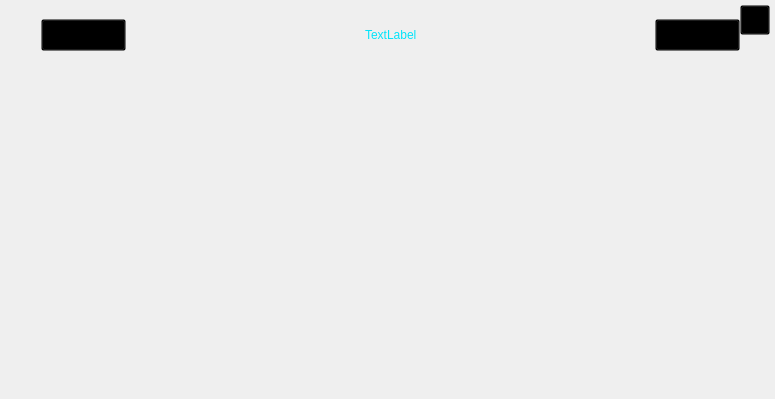
Qt form DisplayTool/QFixSecondPage.ui (mayunyong/ScreenShowTool) before a commit.
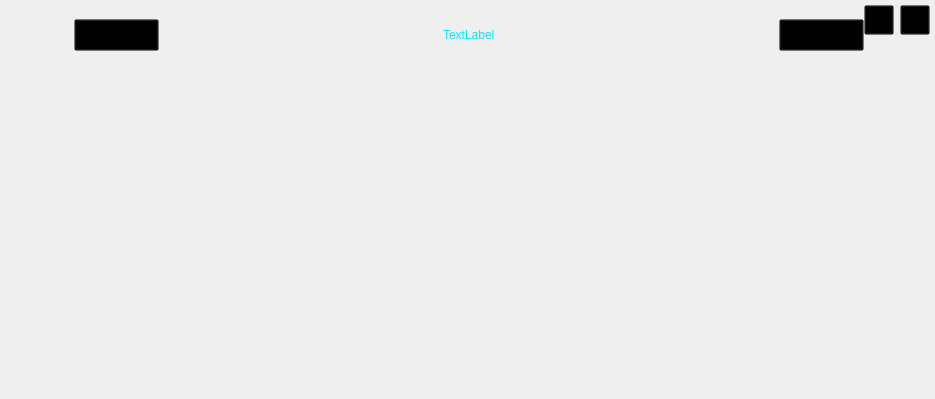
The same form after that commit. Icons and pictures are not drawn. Custom widgets are drawn as their Qt base class.

The edit to the form file:
```diff
--- a/DisplayTool/QFixSecondPage.ui
+++ b/DisplayTool/QFixSecondPage.ui
@@ -6,7 +6,7 @@
    <rect>
     <x>0</x>
     <y>0</y>
-    <width>775</width>
+    <width>935</width>
     <height>399</height>
    </rect>
   </property>
@@ -63,7 +63,7 @@
         </property>
         <property name="sizeHint" stdset="0">
          <size>
-          <width>30</width>
+          <width>63</width>
           <height>20</height>
          </size>
         </property>
@@ -185,14 +185,11 @@
     </widget>
    </item>
    <item row="0" column="1">
-    <layout class="QVBoxLayout" name="verticalLayout_2">
-     <property name="spacing">
-      <number>0</number>
-     </property>
+    <layout class="QGridLayout" name="gridLayout_2">
      <property name="leftMargin">
       <number>0</number>
      </property>
-     <item>
+     <item row="1" column="0">
       <widget class="QToolButton" name="toolButton_3">
        <property name="minimumSize">
         <size>
@@ -218,7 +215,7 @@
        </property>
       </widget>
      </item>
-     <item>
+     <item row="3" column="0">
       <spacer name="verticalSpacer_3">
        <property name="orientation">
         <enum>Qt::Vertical</enum>
@@ -234,7 +231,33 @@
        </property>
       </spacer>
      </item>
-     <item>
+     <item row="1" column="1">
+      <widget class="QToolButton" name="tBtn_Close">
+       <property name="minimumSize">
+        <size>
+         <width>30</width>
+         <height>30</height>
+        </size>
+       </property>
+       <property name="styleSheet">
+        <string notr="true">QToolButton
+{
+backGround:transparent;
+}
+QToolButton:hover
+{
+backGround:transparent;
+background-image: url(:/DisplayTool/24_c_z.png);
+	background-color: rgb(255, 85, 0);
+}
+</string>
+       </property>
+       <property name="text">
+        <string/>
+       </property>
+      </widget>
+     </item>
+     <item row="2" column="0" colspan="2">
       <spacer name="verticalSpacer_2">
        <property name="orientation">
         <enum>Qt::Vertical</enum>
@@ -244,7 +267,7 @@
        </property>
        <property name="sizeHint" stdset="0">
         <size>
-         <width>30</width>
+         <width>63</width>
          <height>16</height>
         </size>
        </property>
```
